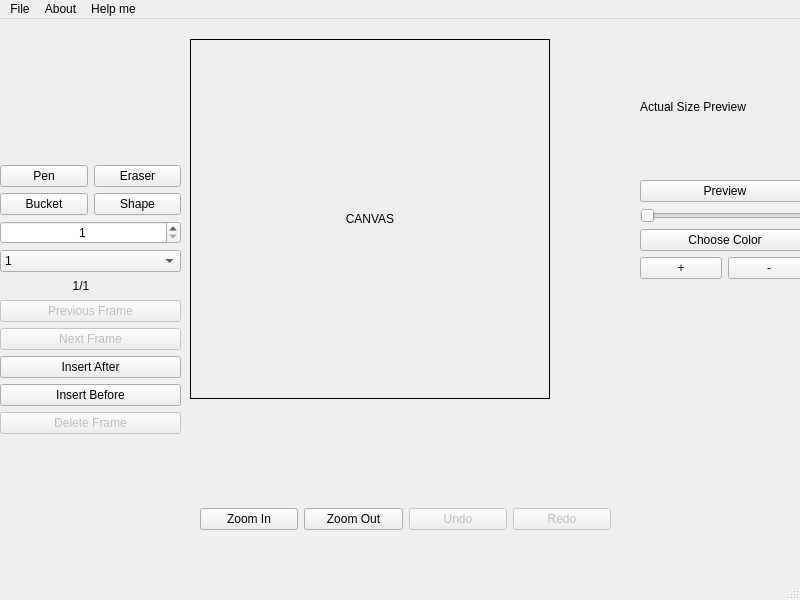
First picture: the form in SpriteEditor/view.ui, repository University-of-Utah-CS3505/a7-sprite-editor-s22-charming21, before the edit.
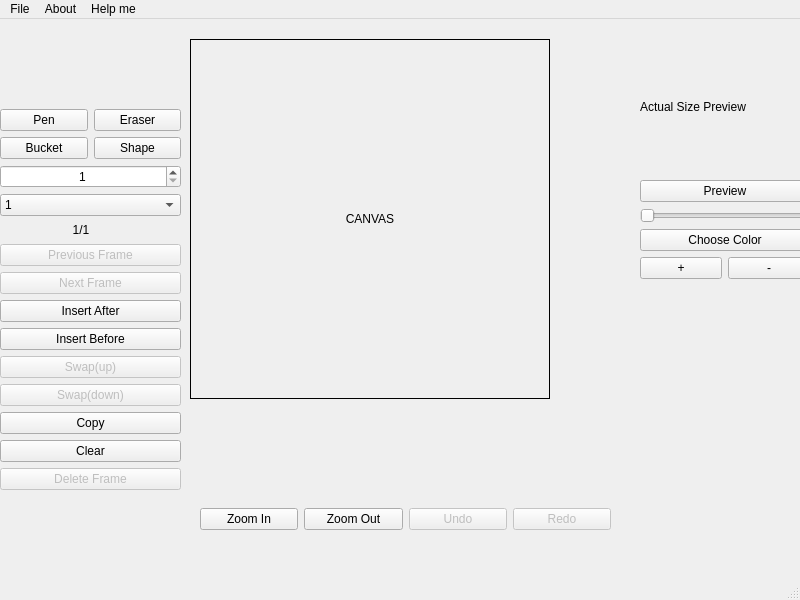
Second picture: the form after the edit. Custom widgets are drawn as their Qt base class.

Patch:
```diff
--- a/SpriteEditor/view.ui
+++ b/SpriteEditor/view.ui
@@ -241,6 +241,40 @@
            </property>
           </widget>
          </item>
+         <item>
+          <widget class="QPushButton" name="swapUpButton">
+           <property name="enabled">
+            <bool>false</bool>
+           </property>
+           <property name="text">
+            <string>Swap(up)</string>
+           </property>
+          </widget>
+         </item>
+         <item>
+          <widget class="QPushButton" name="swapDownButton">
+           <property name="enabled">
+            <bool>false</bool>
+           </property>
+           <property name="text">
+            <string>Swap(down)</string>
+           </property>
+          </widget>
+         </item>
+         <item>
+          <widget class="QPushButton" name="copyButton">
+           <property name="text">
+            <string>Copy</string>
+           </property>
+          </widget>
+         </item>
+         <item>
+          <widget class="QPushButton" name="ClearButton">
+           <property name="text">
+            <string>Clear</string>
+           </property>
+          </widget>
+         </item>
          <item>
           <widget class="QPushButton" name="deleteFrameButton">
            <property name="enabled">
```
